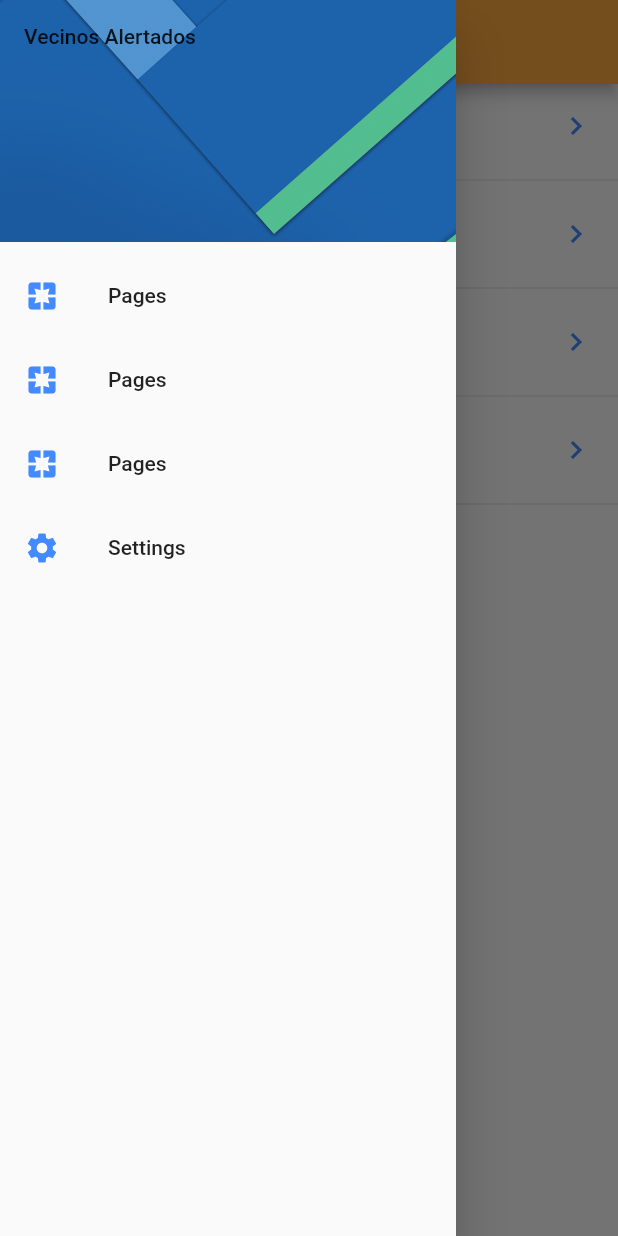
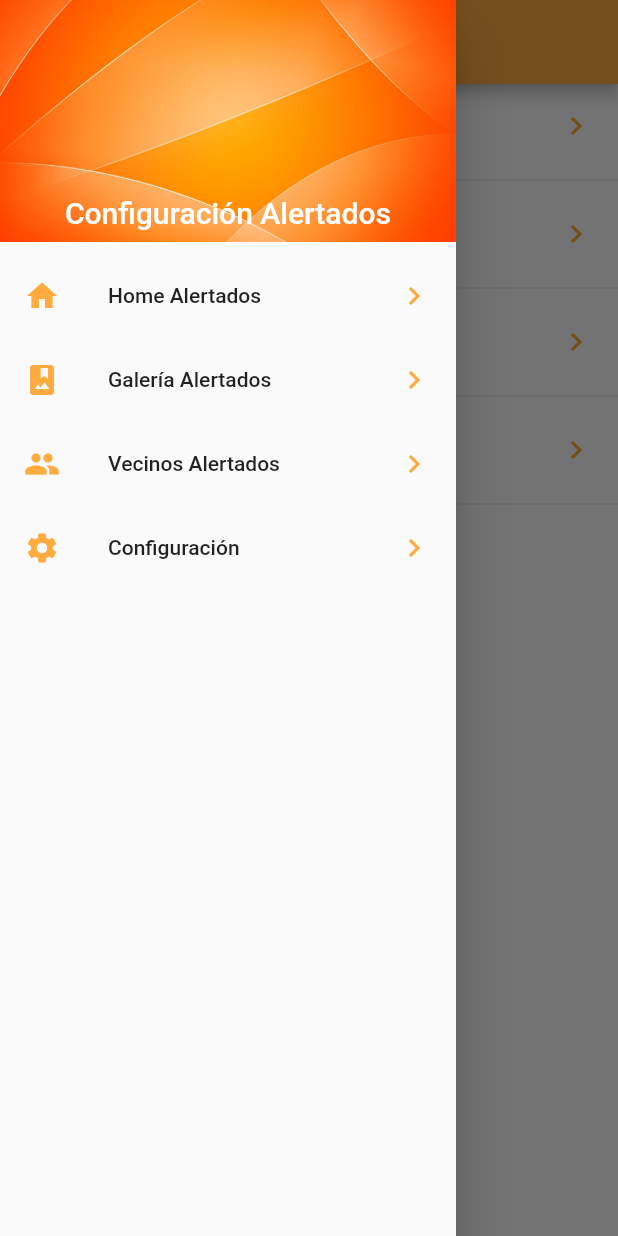
Before and after one commit to jparadae/v-sos, a Flutter app: the screen it shows after launch, with the side drawer open, on a phone screen of 412 x 824 dp. Run offline on Flutter 3.47's test engine with Material 2 defaults, Android fonts, the phone set to English and light mode, and no system bars.

Commit message:
menu drawer custom and setting alert2

```diff
--- a/lib/src/pages/home.dart
+++ b/lib/src/pages/home.dart
@@ -1,5 +1,6 @@
 //Flutter package
 import 'package:flutter/material.dart';
+import 'package:v_sos/src/pages/config_alertados.dart';
 import 'package:v_sos/src/providers/menu.dart';
 
 //utils alertados
@@ -25,39 +26,50 @@ class HomePage extends StatelessWidget {
         children: <Widget>[
           DrawerHeader(
               child: Container(
-                child: Text('Vecinos Alertados'),
+                alignment: Alignment.bottomCenter,
+                child: Text('Configuración Alertados',
+                    style: TextStyle(color: Colors.white, fontSize: 20)),
               ),
               // color: Colors.orange,
               //style: const TextStyle(color: Colors.blue),
               decoration: BoxDecoration(
                   image: DecorationImage(
-                      image: AssetImage('assets/menu-img.jpg'),
+                      image: AssetImage('assets/menu2.jpg'),
                       fit: BoxFit.cover))),
 
           //Menu1
           ListTile(
-            leading: Icon(Icons.pages, color: Colors.blueAccent),
-            title: Text('Pages'),
+            leading: Icon(Icons.home, color: Colors.orangeAccent),
+            title: Text('Home Alertados'),
+            onTap: () {},
+            trailing:
+                Icon(Icons.keyboard_arrow_right, color: Colors.orangeAccent),
+          ),
+          //Menu1
+          ListTile(
+            leading: Icon(Icons.photo_album, color: Colors.orangeAccent),
+            title: Text('Galería Alertados'),
+            trailing:
+                Icon(Icons.keyboard_arrow_right, color: Colors.orangeAccent),
             onTap: () {},
           ),
           //Menu1
           ListTile(
-            leading: Icon(Icons.pages, color: Colors.blueAccent),
-            title: Text('Pages'),
+            leading: Icon(Icons.people, color: Colors.orangeAccent),
+            title: Text('Vecinos Alertados'),
+            trailing:
+                Icon(Icons.keyboard_arrow_right, color: Colors.orangeAccent),
             onTap: () {},
           ),
           //Menu1
           ListTile(
-            leading: Icon(Icons.pages, color: Colors.blueAccent),
-            title: Text('Pages'),
-            onTap: () {},
-          ),
-          //Menu1
-          ListTile(
-              leading: Icon(Icons.settings, color: Colors.blueAccent),
-              title: Text('Settings'),
+              leading: Icon(Icons.settings, color: Colors.orangeAccent),
+              title: Text('Configuración'),
+              trailing:
+                  Icon(Icons.keyboard_arrow_right, color: Colors.orangeAccent),
               onTap: () {
-                Navigator.of(context).pop();
+                Navigator.pushReplacementNamed(
+                    context, ConfigAlertadosPage.routeName);
               })
           //EndMen1
         ],
@@ -87,7 +99,7 @@ class HomePage extends StatelessWidget {
       final widgetTemp = ListTile(
         title: Text(opt['text']),
         leading: getIcon(opt['icon']),
-        trailing: Icon(Icons.keyboard_arrow_right, color: Colors.blueAccent),
+        trailing: Icon(Icons.keyboard_arrow_right, color: Colors.orangeAccent),
         onTap: () {
           // Navigator.pushNamed(context, opt['ruta']);
           //final route = getApplicationRoutes();
--- a/pubspec.yaml
+++ b/pubspec.yaml
@@ -28,6 +28,7 @@ dependencies:
   # Use with the CupertinoIcons class for iOS style icons.
   cupertino_icons: ^1.0.2
   url_launcher: ^6.0.4
+  shared_preferences: ^0.5.2
 
 dev_dependencies:
   flutter_test:
```
Also changed, not shown: lib/src/pages/config_alertados.dart (added, +91 -0 lines), assets/menu2.jpg (added), pubspec.lock.
